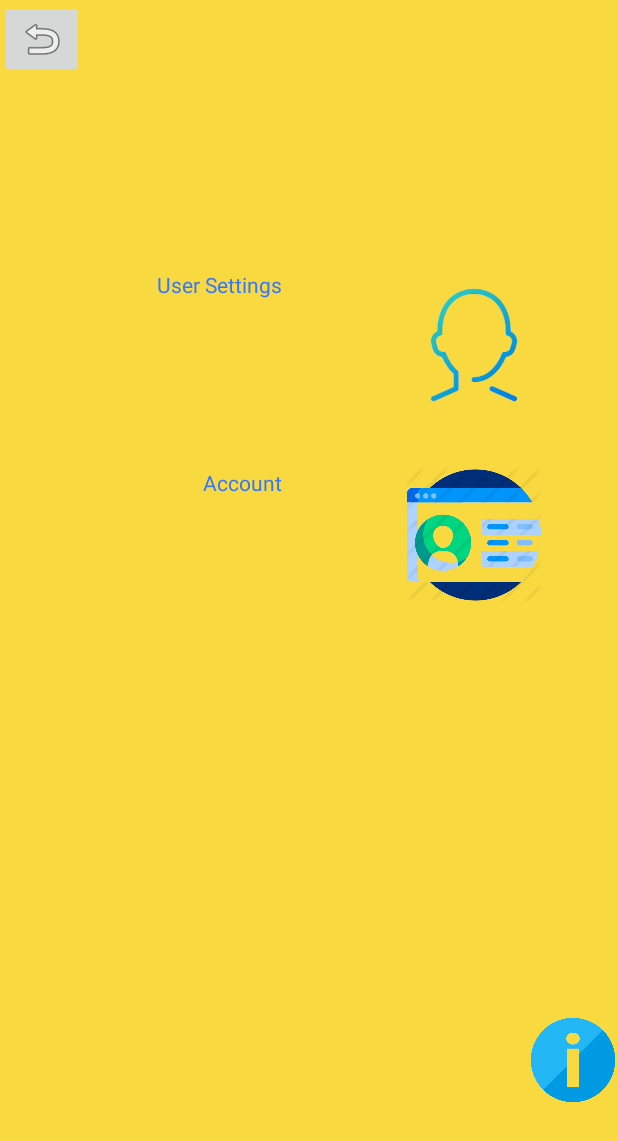
After one commit to DanielYesteLopez/uTrack, an Android app: the SettingsActivity screen opened directly, with no data from a screen before it, on a phone screen of 412 x 824 dp. The commit adds this screen. Shown: the top 1141 px of the screen. Run offline under Robolectric (Android 15) with nearby library versions, the phone set to English and light mode, and no system bars; Roboto replaces fonts that are not available here.

Commit message:
Link mainpage to settingpage

```diff
--- a/app/src/main/AndroidManifest.xml
+++ b/app/src/main/AndroidManifest.xml
@@ -9,14 +9,16 @@
         android:roundIcon="@mipmap/ic_launcher_round"
         android:supportsRtl="true"
         android:theme="@style/AppTheme">
-        <activity android:name=".MainActivity"
+        <activity
+            android:name=".MainActivity"
             android:theme="@style/SplashTheme">
             <intent-filter>
                 <action android:name="android.intent.action.MAIN" />
-
                 <category android:name="android.intent.category.LAUNCHER" />
             </intent-filter>
         </activity>
+
+        <activity android:name=".SettingsActivity"></activity>
         <meta-data
             android:name="preloaded_fonts"
             android:resource="@array/preloaded_fonts" />
--- /dev/null
+++ b/app/src/main/java/com/example/utrack/SettingsActivity.kt
@@ -0,0 +1,15 @@
+package com.example.utrack
+
+import android.os.Bundle
+import android.view.View
+import androidx.appcompat.app.AppCompatActivity
+
+class SettingsActivity : AppCompatActivity() {
+
+    override fun onCreate(savedInstanceState: Bundle?) {
+        super.onCreate(savedInstanceState)
+        setContentView(R.layout.settingspage)
+    }
+
+
+}
--- a/app/src/main/res/layout/mainpage.xml
+++ b/app/src/main/res/layout/mainpage.xml
@@ -75,11 +75,12 @@
         android:layout_marginRight="40dp"
         android:adjustViewBounds="true"
         android:background="@color/appOrangeMainColor"
+        android:contentDescription="@string/usersettings"
+        android:onClick="onSettingsButtonPressed"
         android:scaleType="fitCenter"
         app:layout_constraintEnd_toEndOf="parent"
         app:layout_constraintTop_toBottomOf="@+id/dataButtonMainpage"
-        app:srcCompat="@drawable/icon_settings_mainpage"
-        android:contentDescription="@string/usersettings" />
+        app:srcCompat="@drawable/icon_settings_mainpage" />
 
     <TextView
         android:id="@+id/textViewDataMainpage"
--- a/app/src/main/res/values/strings.xml
+++ b/app/src/main/res/values/strings.xml
@@ -51,7 +51,4 @@
     <string name="duracion">xxxyy</string>
 
 
-
-
-
 </resources>
```
Also changed, not shown: app/src/main/java/com/example/utrack/MainActivity.kt (+10 -1 lines).
